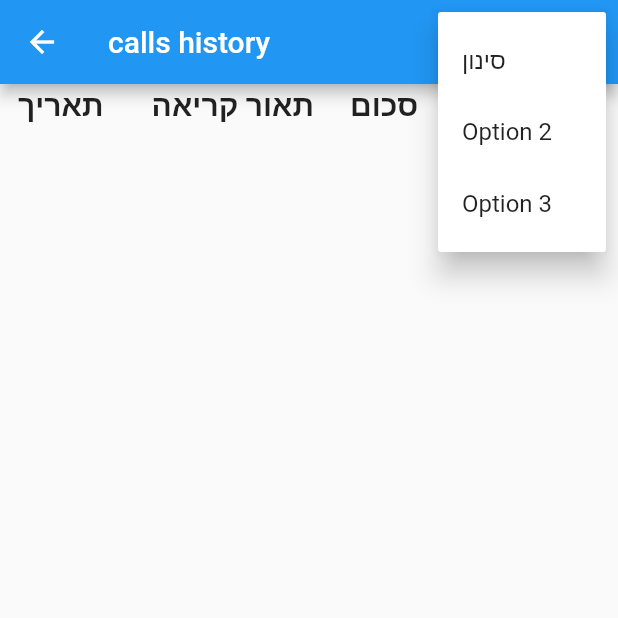
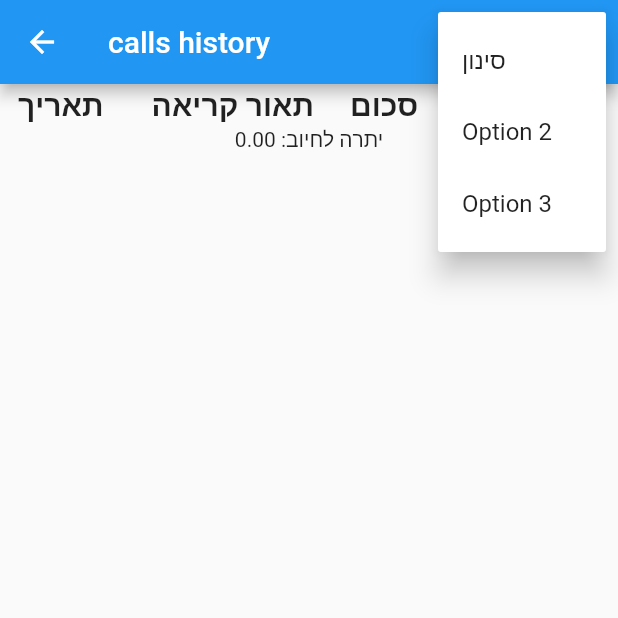
Before and after one commit to yosih48/clients-flutter, a Flutter app: the CallsScreen screen opened directly with empty values, after a tap on the "more vert" icon, on a phone screen of 412 x 824 dp, the top half of it. Run offline on Flutter 3.47's test engine with Material 2 defaults, Android fonts, the phone set to English and light mode, and no system bars; our stand-ins replace cloud_firestore, firebase_auth, firebase_core, fluttertoast, pin_code_fields; accounts and stored records are empty; generated files the repository leaves out were written again.

Commit message:
filter payment

```diff
--- a/lib/l10n/app_en.arb
+++ b/lib/l10n/app_en.arb
@@ -20,5 +20,6 @@
            "addParts": "add parts",
 
            "addProduct":"dsdsd",
-           "filtering": "filter"
+           "filtering": "filter",
+           "ramainingBalance": "ramaining balance"
 }
--- a/lib/l10n/app_he.arb
+++ b/lib/l10n/app_he.arb
@@ -17,6 +17,7 @@
        "addParts": "הוספת חלקים",
        "addProduct":"הוסף מוצר",
         "filtering": "סינון",
+        "ramainingBalance": "יתרת חובה"
 
 
 
--- a/lib/screens/clientCalls.dart
+++ b/lib/screens/clientCalls.dart
@@ -21,6 +21,30 @@ class _CallsScreenState extends State<CallsScreen> {
   ValueNotifier<String?> _selectedCharacterNotifier =
       ValueNotifier<String?>('');
 
+  Future<double> fetchDataFromFirestore() async {
+    Map<String, dynamic> dataMap = {};
+
+    // Reference to the collection in Firestore
+    CollectionReference collectionRef = FirebaseFirestore.instance
+        .collection('users')
+        .doc(widget.clientId.id)
+        .collection('calls');
+
+    // Get the documents from the collection
+    QuerySnapshot querySnapshot = await collectionRef.get();
+    double totalPayment = querySnapshot.docs.fold(0,
+        (double previousValue, QueryDocumentSnapshot<Object?> element) {
+      final payment = element['payment'];
+      final paid = element['paid'];
+
+      return previousValue +
+          (paid == false && payment != null ? payment.toDouble() : 0);
+    });
+    print(totalPayment);
+
+    return totalPayment;
+  }
+
   bool? _getFilterValue() {
     if (_selectedCharacterNotifier.value == 'paid') {
       return true;
@@ -42,6 +66,7 @@ class _CallsScreenState extends State<CallsScreen> {
   String? selectedCharacter;
 
   void _displayFilterDialog(BuildContext context) {
+    fetchDataFromFirestore();
     showDialog(
       context: context,
       // T: false,
@@ -93,6 +118,7 @@ class _CallsScreenState extends State<CallsScreen> {
                   _selectedCharacterNotifier.value =
                       //  selectedCharacter?? 'bush';
                       selectedCharacter;
+
                   print('setState ${selectedCharacter}');
                   print(_selectedCharacterNotifier.value);
                   // bool newBoolValue =
@@ -116,6 +142,7 @@ class _CallsScreenState extends State<CallsScreen> {
   }
 
   String showUnpaidOnly = 'lafayette';
+  // double totalPayment = 0;
 
   @override
   Widget build(BuildContext context) {
@@ -204,6 +231,30 @@ class _CallsScreenState extends State<CallsScreen> {
                     ),
                   ],
                 ),
+                Row(
+                  mainAxisAlignment: MainAxisAlignment.center,
+                  children: [
+                    FutureBuilder<double>(
+                      future: fetchDataFromFirestore(),
+                      builder: (context, snapshot) {
+                        if (snapshot.connectionState ==
+                            ConnectionState.waiting) {
+                          return CircularProgressIndicator(); // Show a loading indicator while waiting for the data
+                        }
+
+                        if (snapshot.hasError) {
+                          return Text(
+                              'Error: ${snapshot.error}'); // Show an error message if there's an error
+                        }
+
+                        double totalPayment = snapshot.data ?? 0.0;
+
+                        return Text(
+                            'יתרה לחיוב: ${totalPayment.toStringAsFixed(2)}');
+                      },
+                    ),
+                  ],
+                ),
                 Expanded(
                   child: ListView.builder(
                     itemCount: calls.length,
@@ -225,7 +276,28 @@ class _CallsScreenState extends State<CallsScreen> {
                       } else {
                         sum = "לא";
                       }
-                      // print(paid);
+
+                      // totalPayment = calls.fold(0, (double previousValue,
+                      //     QueryDocumentSnapshot<Object?> element) {
+                      //   final payment = element['payment'];
+                      //   final paid = element['paid'];
+                      //   return previousValue +
+                      //       (paid == false && payment != null
+                      //           ? payment.toDouble()
+                      //           : 0);
+                      // });
+
+                      // for (var call in calls) {
+                      //   final payment = call['payment'];
+                      //   final paid = call['paid'];
+
+                      //   if (payment != null && paid == false) {
+                      //     totalPayment += payment;
+                      //   }
+                      // }
+
+                      // print('Total payment: $totalPayment');
+                      // print(payment);
 
                       // );
                       return Container(
```
Also changed, not shown: lib/clientdCarsd.dart (+10 -10 lines).
